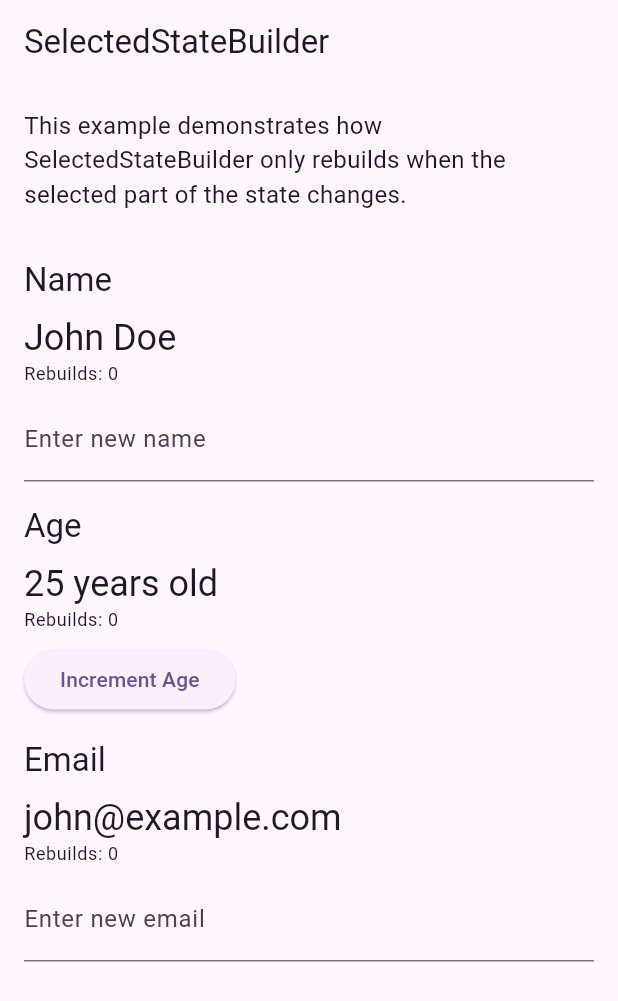
After one commit to sunenvidiado-nx/very-simple-state-manager, a Flutter app: the SelectedStateBuilderExample screen opened directly, on a phone screen of 412 x 824 dp. The commit adds this screen. Shown: the top 1001 px of the screen. Run offline on Flutter 3.47's test engine with Material 3 defaults, Android fonts, the phone set to English and light mode, and no system bars.

Commit message:
feat: ✨ Create example for `SelectedStateBuilder`

```diff
--- a/example/lib/main.dart
+++ b/example/lib/main.dart
@@ -30,6 +30,7 @@ class HomePage extends StatelessWidget {
         child: Text(
           'Please run one of the example main files:\n\n'
           '- state_builder_main.dart\n'
+          '- selected_state_builder_main.dart\n'
           '- managed_widget_main.dart\n'
           '- managed_stateful_widget_main.dart',
           textAlign: TextAlign.center,
--- /dev/null
+++ b/example/lib/selected_state_builder_main.dart
@@ -0,0 +1,226 @@
+import 'package:flutter/material.dart';
+import 'package:very_simple_state_manager/very_simple_state_manager.dart';
+
+void main() {
+  runApp(const SelectedStateBuilderApp());
+}
+
+class SelectedStateBuilderApp extends StatelessWidget {
+  const SelectedStateBuilderApp({super.key});
+
+  @override
+  Widget build(BuildContext context) {
+    return MaterialApp(
+      title: 'Example',
+      theme: ThemeData(
+        colorScheme: ColorScheme.fromSeed(seedColor: Colors.deepPurple),
+        useMaterial3: true,
+      ),
+      home: const SelectedStateBuilderExample(),
+    );
+  }
+}
+
+class UserState {
+  final String name;
+  final int age;
+  final String email;
+
+  UserState({
+    required this.name,
+    required this.age,
+    required this.email,
+  });
+
+  UserState copyWith({
+    String? name,
+    int? age,
+    String? email,
+  }) {
+    return UserState(
+      name: name ?? this.name,
+      age: age ?? this.age,
+      email: email ?? this.email,
+    );
+  }
+}
+
+class UserManager extends StateManager<UserState> {
+  UserManager()
+      : super(UserState(
+          name: 'John Doe',
+          age: 25,
+          email: 'john@example.com',
+        ));
+
+  void updateName(String newName) {
+    state = state.copyWith(name: newName);
+  }
+
+  void incrementAge() {
+    state = state.copyWith(age: state.age + 1);
+  }
+
+  void updateEmail(String newEmail) {
+    state = state.copyWith(email: newEmail);
+  }
+}
+
+class SelectedStateBuilderExample extends StatefulWidget {
+  const SelectedStateBuilderExample({super.key});
+
+  @override
+  State<SelectedStateBuilderExample> createState() =>
+      _SelectedStateBuilderExampleState();
+}
+
+class _SelectedStateBuilderExampleState
+    extends State<SelectedStateBuilderExample> {
+  final _userManager = UserManager();
+  final _nameController = TextEditingController();
+  final _emailController = TextEditingController();
+
+  @override
+  void dispose() {
+    _userManager.dispose();
+    _nameController.dispose();
+    _emailController.dispose();
+    super.dispose();
+  }
+
+  @override
+  Widget build(BuildContext context) {
+    return Scaffold(
+      appBar: AppBar(
+        title: const Text('SelectedStateBuilder'),
+      ),
+      body: Padding(
+        padding: const EdgeInsets.all(16.0),
+        child: Column(
+          crossAxisAlignment: CrossAxisAlignment.start,
+          children: [
+            const Text(
+              'This example demonstrates how SelectedStateBuilder only rebuilds'
+              ' when the selected part of the state changes.',
+              style: TextStyle(fontSize: 16),
+            ),
+            const SizedBox(height: 32),
+            // Name section with rebuild counter
+            _buildSection(
+              title: 'Name',
+              content: _RebuildCounter(
+                child: SelectedStateBuilder<UserManager, UserState, String>(
+                  stateManager: _userManager,
+                  selector: (state) => state.name,
+                  builder: (context, name) => Text(
+                    name,
+                    style: Theme.of(context).textTheme.headlineSmall,
+                  ),
+                ),
+              ),
+              textField: TextField(
+                controller: _nameController,
+                decoration: const InputDecoration(
+                  labelText: 'Enter new name',
+                ),
+                onSubmitted: _userManager.updateName,
+              ),
+            ),
+            const SizedBox(height: 16),
+            // Age section with rebuild counter
+            _buildSection(
+              title: 'Age',
+              content: _RebuildCounter(
+                child: SelectedStateBuilder<UserManager, UserState, int>(
+                  stateManager: _userManager,
+                  selector: (state) => state.age,
+                  builder: (context, age) => Text(
+                    '$age years old',
+                    style: Theme.of(context).textTheme.headlineSmall,
+                  ),
+                ),
+              ),
+              button: ElevatedButton(
+                onPressed: _userManager.incrementAge,
+                child: const Text('Increment Age'),
+              ),
+            ),
+            const SizedBox(height: 16),
+            // Email section with rebuild counter
+            _buildSection(
+              title: 'Email',
+              content: _RebuildCounter(
+                child: SelectedStateBuilder<UserManager, UserState, String>(
+                  stateManager: _userManager,
+                  selector: (state) => state.email,
+                  builder: (context, email) => Text(
+                    email,
+                    style: Theme.of(context).textTheme.headlineSmall,
+                  ),
+                ),
+              ),
+              textField: TextField(
+                controller: _emailController,
+                decoration: const InputDecoration(
+                  labelText: 'Enter new email',
+                ),
+                onSubmitted: _userManager.updateEmail,
+              ),
+            ),
+          ],
+        ),
+      ),
+    );
+  }
+
+  Widget _buildSection({
+    required String title,
+    required Widget content,
+    TextField? textField,
+    Widget? button,
+  }) {
+    return Column(
+      crossAxisAlignment: CrossAxisAlignment.start,
+      children: [
+        Text(title, style: Theme.of(context).textTheme.titleLarge),
+        const SizedBox(height: 8),
+        content,
+        if (textField != null) ...[
+          const SizedBox(height: 8),
+          textField,
+        ],
+        if (button != null) ...[
+          const SizedBox(height: 8),
+          button,
+        ],
+      ],
+    );
+  }
+}
+
+class _RebuildCounter extends StatefulWidget {
+  const _RebuildCounter({required this.child});
+
+  final Widget child;
+
+  @override
+  State<_RebuildCounter> createState() => _RebuildCounterState();
+}
+
+class _RebuildCounterState extends State<_RebuildCounter> {
+  int _rebuilds = 0;
+
+  @override
+  Widget build(BuildContext context) {
+    return Column(
+      crossAxisAlignment: CrossAxisAlignment.start,
+      children: [
+        widget.child,
+        Text(
+          'Rebuilds: ${_rebuilds++}',
+          style: Theme.of(context).textTheme.bodySmall,
+        ),
+      ],
+    );
+  }
+}
```
